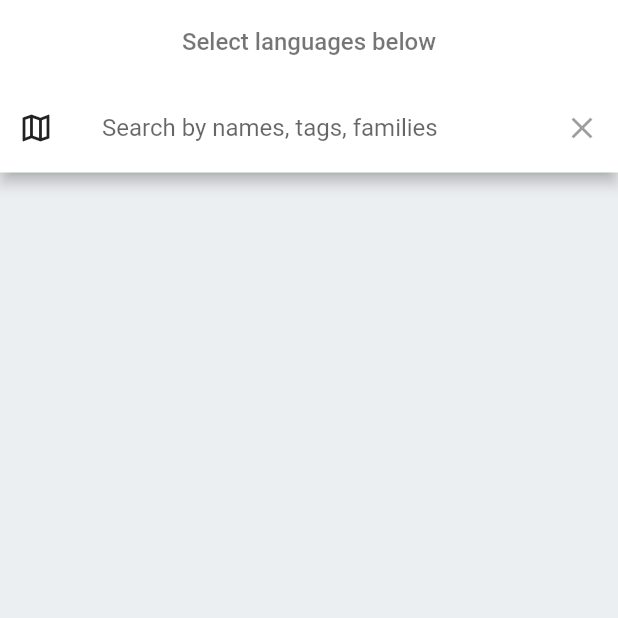
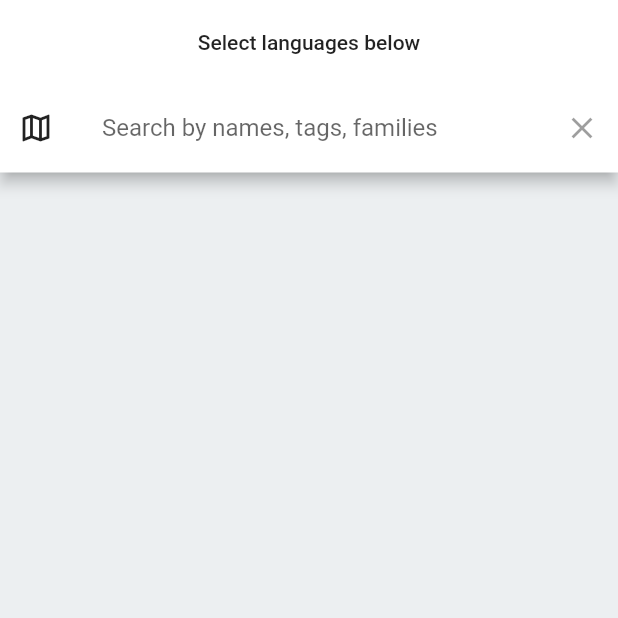
Before and after one commit to raxysstudios/avzag, a Flutter app: the screen it shows after launch, on a phone screen of 412 x 824 dp, the top half of it. Run offline on Flutter 3.47's test engine with Material 2 defaults, Android fonts, the phone set to English and light mode, and no system bars; our stand-ins replace cloud_firestore, expandable, firebase_auth, firebase_core, firebase_storage, flutter_markdown and 5 more; missing offline and left inert: algolia; accounts and stored records are empty.

Commit message:
Theme home page & order languages by name

```diff
--- a/lib/home/home_page.dart
+++ b/lib/home/home_page.dart
@@ -29,7 +29,6 @@ class _HomePageState extends State<HomePage> {
     super.initState();
     loader = FirebaseFirestore.instance
         .collection('languages')
-        .orderBy('family')
         .orderBy('name')
         .where('name')
         .withConverter(
@@ -120,10 +119,7 @@ class _HomePageState extends State<HomePage> {
                 title: selected.isEmpty
                     ? Text(
                         'Select languages below',
-                        style: TextStyle(
-                          color: Colors.black54,
-                          fontSize: 16,
-                        ),
+                        style: Theme.of(context).textTheme.bodyText1,
                       )
                     : Container(
                         height: 64,
```
